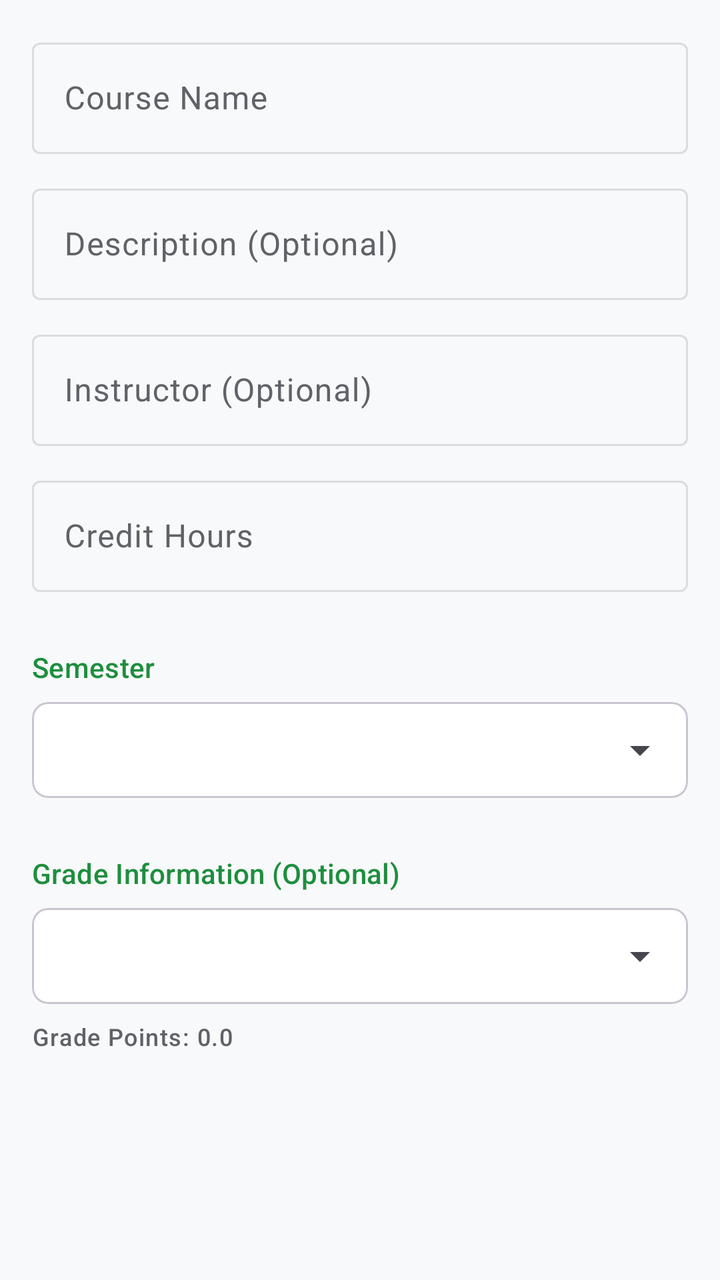
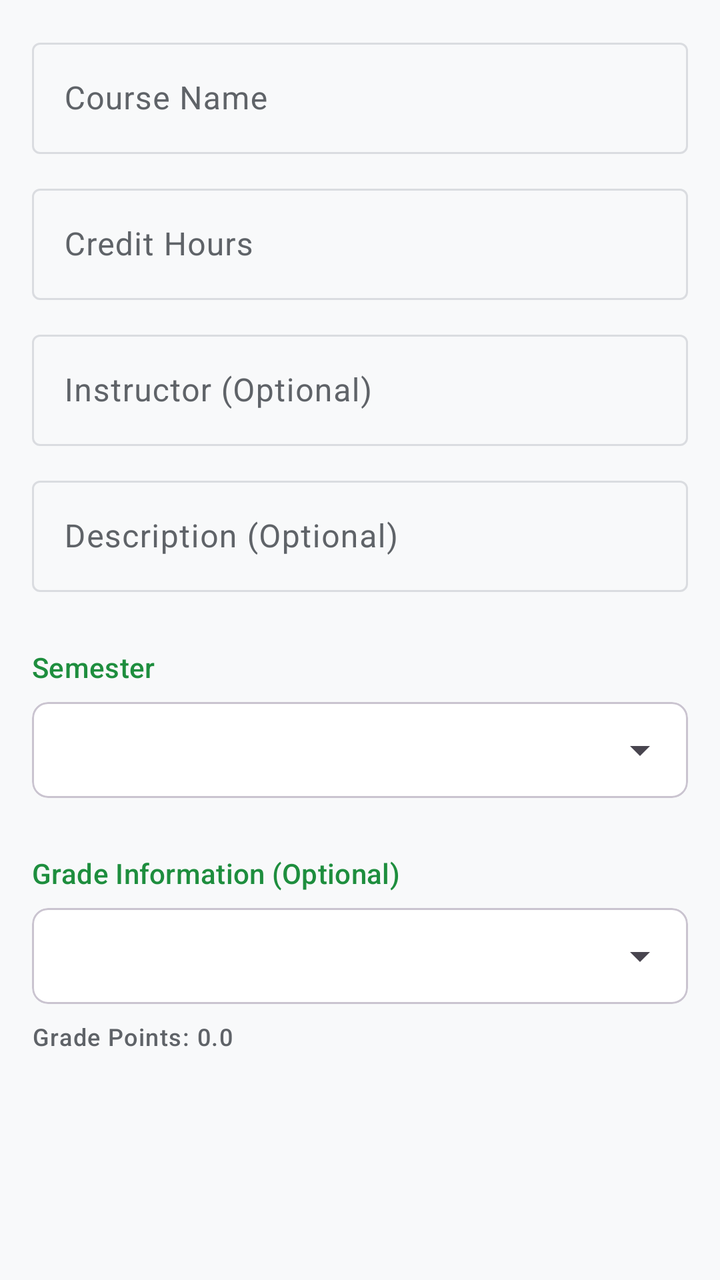

Before-and-after screenshots of an Android layout around one commit, followed by the original layout XML and the change that was made.
<!-- AndroidManifest.xml: application theme Theme.Studbuddy -->
<!-- res/layout/dialog_add_course.xml -->
<?xml version="1.0" encoding="utf-8"?>
<LinearLayout xmlns:android="http://schemas.android.com/apk/res/android"
    xmlns:app="http://schemas.android.com/apk/res-auto"
    android:layout_width="match_parent"
    android:layout_height="wrap_content"
    android:orientation="vertical"
    android:padding="16dp">

    <com.google.android.material.textfield.TextInputLayout
        android:layout_width="match_parent"
        android:layout_height="wrap_content"
        android:hint="Course Name"
        style="@style/Widget.Material3.TextInputLayout.OutlinedBox"
        android:layout_marginBottom="12dp">

        <com.google.android.material.textfield.TextInputEditText
            android:id="@+id/etCourseName"
            android:layout_width="match_parent"
            android:layout_height="wrap_content"
            android:inputType="textCapWords" />
    </com.google.android.material.textfield.TextInputLayout>

    <com.google.android.material.textfield.TextInputLayout
        android:layout_width="match_parent"
        android:layout_height="wrap_content"
        android:hint="Description (Optional)"
        style="@style/Widget.Material3.TextInputLayout.OutlinedBox"
        android:layout_marginBottom="12dp">

        <com.google.android.material.textfield.TextInputEditText
            android:id="@+id/etDescription"
            android:layout_width="match_parent"
            android:layout_height="wrap_content"
            android:inputType="textMultiLine" />
    </com.google.android.material.textfield.TextInputLayout>

    <com.google.android.material.textfield.TextInputLayout
        android:layout_width="match_parent"
        android:layout_height="wrap_content"
        android:hint="Instructor (Optional)"
        style="@style/Widget.Material3.TextInputLayout.OutlinedBox"
        android:layout_marginBottom="12dp">

        <com.google.android.material.textfield.TextInputEditText
            android:id="@+id/etInstructor"
            android:layout_width="match_parent"
            android:layout_height="wrap_content"
            android:inputType="textPersonName" />
    </com.google.android.material.textfield.TextInputLayout>

    <com.google.android.material.textfield.TextInputLayout
        android:layout_width="match_parent"
        android:layout_height="wrap_content"
        android:hint="Credit Hours"
        style="@style/Widget.Material3.TextInputLayout.OutlinedBox"
        android:layout_marginBottom="12dp">

        <com.google.android.material.textfield.TextInputEditText
            android:id="@+id/etCredits"
            android:layout_width="match_parent"
            android:layout_height="wrap_content"
            android:inputType="number" />
    </com.google.android.material.textfield.TextInputLayout>

    <TextView
        android:layout_width="wrap_content"
        android:layout_height="wrap_content"
        android:text="Semester"
        android:textAppearance="?attr/textAppearanceTitleSmall"
        android:textColor="?attr/colorPrimary"
        android:layout_marginTop="16dp"
        android:layout_marginBottom="8dp"/>

    <com.google.android.material.card.MaterialCardView
        android:layout_width="match_parent"
        android:layout_height="wrap_content"
        style="?attr/materialCardViewOutlinedStyle"
        app:cardCornerRadius="8dp"
        android:layout_marginBottom="12dp">

        <Spinner
            android:id="@+id/spinnerSemester"
            android:layout_width="match_parent"
            android:layout_height="wrap_content"
            android:minHeight="48dp" />
    </com.google.android.material.card.MaterialCardView>

    <TextView
        android:layout_width="wrap_content"
        android:layout_height="wrap_content"
        android:text="Grade Information (Optional)"
        android:textAppearance="?attr/textAppearanceTitleSmall"
        android:textColor="?attr/colorPrimary"
        android:layout_marginTop="16dp"
        android:layout_marginBottom="8dp"/>

    <com.google.android.material.card.MaterialCardView
        android:layout_width="match_parent"
        android:layout_height="wrap_content"
        style="?attr/materialCardViewOutlinedStyle"
        app:cardCornerRadius="8dp">

        <Spinner
            android:id="@+id/spinnerGrade"
            android:layout_width="match_parent"
            android:layout_height="wrap_content"
            android:minHeight="48dp" />
    </com.google.android.material.card.MaterialCardView>

    <TextView
        android:id="@+id/tvGradePointsDisplay"
        android:layout_width="match_parent"
        android:layout_height="wrap_content"
        android:layout_marginTop="8dp"
        android:textAppearance="?attr/textAppearanceLabelMedium"
        android:textColor="?attr/colorOnSurfaceVariant"
        android:text="Grade Points: 0.0" />

</LinearLayout>
<!-- resources referenced by this layout -->
<resources>
  <style name="Theme.Studbuddy" parent="Theme.Material3.DayNight.NoActionBar">
          
          <item name="colorPrimary">@color/md_theme_light_primary</item>
          <item name="colorOnPrimary">@color/md_theme_light_onPrimary</item>
          <item name="colorPrimaryContainer">@color/md_theme_light_primaryContainer</item>
          <item name="colorOnPrimaryContainer">@color/md_theme_light_onPrimaryContainer</item>
          <item name="colorSecondary">@color/md_theme_light_secondary</item>
          <item name="colorOnSecondary">@color/md_theme_light_onSecondary</item>
          <item name="colorSecondaryContainer">@color/md_theme_light_secondaryContainer</item>
          <item name="colorOnSecondaryContainer">@color/md_theme_light_onSecondaryContainer</item>
          <item name="colorTertiary">@color/md_theme_light_tertiary</item>
          <item name="colorOnTertiary">@color/md_theme_light_onTertiary</item>
          <item name="colorTertiaryContainer">@color/md_theme_light_tertiaryContainer</item>
          <item name="colorOnTertiaryContainer">@color/md_theme_light_onTertiaryContainer</item>
          <item name="colorError">@color/md_theme_light_error</item>
          <item name="colorOnError">@color/md_theme_light_onError</item>
          <item name="colorErrorContainer">@color/md_theme_light_errorContainer</item>
          <item name="colorOnErrorContainer">@color/md_theme_light_onErrorContainer</item>
          <item name="android:windowBackground">@color/md_theme_light_background</item>
          <item name="colorOutline">@color/md_theme_light_outline</item>
          <item name="colorSurfaceVariant">@color/md_theme_light_surfaceVariant</item>
          <item name="colorOnSurfaceVariant">@color/md_theme_light_onSurfaceVariant</item>
          <item name="colorSurface">@color/md_theme_light_surface</item>
          <item name="colorOnSurface">@color/md_theme_light_onSurface</item>
  
          
          <item name="headerBackground">?attr/colorSurface</item>
          <item name="headerTextColor">?attr/colorOnSurface</item>
  
          
          <item name="materialCardViewStyle">@style/Widget.Material3.CardView.Outlined</item>
      </style>
  <color name="md_theme_light_primary">#1E8E3E</color>
  <color name="md_theme_light_onPrimary">#FFFFFF</color>
  <color name="md_theme_light_primaryContainer">#E6F4EA</color>
  <color name="md_theme_light_onPrimaryContainer">#0D652D</color>
  <color name="md_theme_light_secondary">#5F6368</color>
  <color name="md_theme_light_onSecondary">#FFFFFF</color>
  <color name="md_theme_light_secondaryContainer">#E8EAED</color>
  <color name="md_theme_light_onSecondaryContainer">#202124</color>
  <color name="md_theme_light_tertiary">#1967D2</color>
  <color name="md_theme_light_onTertiary">#FFFFFF</color>
  <color name="md_theme_light_tertiaryContainer">#E8F0FE</color>
  <color name="md_theme_light_onTertiaryContainer">#174EA6</color>
  <color name="md_theme_light_error">#D93025</color>
  <color name="md_theme_light_onError">#FFFFFF</color>
  <color name="md_theme_light_errorContainer">#FCE8E6</color>
  <color name="md_theme_light_onErrorContainer">#A50E0E</color>
  <color name="md_theme_light_background">#F8F9FA</color>
  <color name="md_theme_light_outline">#DADCE0</color>
  <color name="md_theme_light_surfaceVariant">#F1F3F4</color>
  <color name="md_theme_light_onSurfaceVariant">#5F6368</color>
  <color name="md_theme_light_surface">#FFFFFF</color>
  <color name="md_theme_light_onSurface">#202124</color>
</resources>

<!-- the commit's change to res/layout/dialog_add_course.xml (unified diff, before → after) -->
@@ -1,119 +1,128 @@
 <?xml version="1.0" encoding="utf-8"?>
-<LinearLayout xmlns:android="http://schemas.android.com/apk/res/android"
+<ScrollView xmlns:android="http://schemas.android.com/apk/res/android"
     xmlns:app="http://schemas.android.com/apk/res-auto"
     android:layout_width="match_parent"
-    android:layout_height="wrap_content"
-    android:orientation="vertical"
-    android:padding="16dp">
+    android:layout_height="wrap_content">
 
-    <com.google.android.material.textfield.TextInputLayout
+    <LinearLayout
         android:layout_width="match_parent"
         android:layout_height="wrap_content"
-        android:hint="Course Name"
-        style="@style/Widget.Material3.TextInputLayout.OutlinedBox"
-        android:layout_marginBottom="12dp">
+        android:orientation="vertical"
+        android:padding="16dp">
 
-        <com.google.android.material.textfield.TextInputEditText
-            android:id="@+id/etCourseName"
+        <com.google.android.material.textfield.TextInputLayout
+            android:id="@+id/tilCourseName"
             android:layout_width="match_parent"
             android:layout_height="wrap_content"
-            android:inputType="textCapWords" />
-    </com.google.android.material.textfield.TextInputLayout>
+            android:hint="Course Name"
+            style="@style/Widget.Material3.TextInputLayout.OutlinedBox"
+            android:layout_marginBottom="12dp">
 
-    <com.google.android.material.textfield.TextInputLayout
-        android:layout_width="match_parent"
-        android:layout_height="wrap_content"
-        android:hint="Description (Optional)"
-        style="@style/Widget.Material3.TextInputLayout.OutlinedBox"
-        android:layout_marginBottom="12dp">
+            <com.google.android.material.textfield.TextInputEditText
+                android:id="@+id/etCourseName"
+                android:layout_width="match_parent"
+                android:layout_height="wrap_content"
+                android:inputType="textCapWords" />
+        </com.google.android.material.textfield.TextInputLayout>
 
-        <com.google.android.material.textfield.TextInputEditText
-            android:id="@+id/etDescription"
+        <com.google.android.material.textfield.TextInputLayout
+            android:id="@+id/tilCredits"
             android:layout_width="match_parent"
             android:layout_height="wrap_content"
-            android:inputType="textMultiLine" />
-    </com.google.android.material.textfield.TextInputLayout>
+            android:hint="Credit Hours"
+            style="@style/Widget.Material3.TextInputLayout.OutlinedBox"
+            android:layout_marginBottom="12dp">
 
-    <com.google.android.material.textfield.TextInputLayout
-        android:layout_width="match_parent"
-        android:layout_height="wrap_content"
-        android:hint="Instructor (Optional)"
-        style="@style/Widget.Material3.TextInputLayout.OutlinedBox"
-        android:layout_marginBottom="12dp">
+            <com.google.android.material.textfield.TextInputEditText
+                android:id="@+id/etCredits"
+                android:layout_width="match_parent"
+                android:layout_height="wrap_content"
+                android:inputType="number" />
+        </com.google.android.material.textfield.TextInputLayout>
 
-        <com.google.android.material.textfield.TextInputEditText
-            android:id="@+id/etInstructor"
+        <com.google.android.material.textfield.TextInputLayout
             android:layout_width="match_parent"
             android:layout_height="wrap_content"
-            android:inputType="textPersonName" />
-    </com.google.android.material.textfield.TextInputLayout>
+            android:hint="Instructor (Optional)"
+            style="@style/Widget.Material3.TextInputLayout.OutlinedBox"
+            android:layout_marginBottom="12dp">
 
-    <com.google.android.material.textfield.TextInputLayout
-        android:layout_width="match_parent"
-        android:layout_height="wrap_content"
-        android:hint="Credit Hours"
-        style="@style/Widget.Material3.TextInputLayout.OutlinedBox"
-        android:layout_marginBottom="12dp">
+            <com.google.android.material.textfield.TextInputEditText
+                android:id="@+id/etInstructor"
+                android:layout_width="match_parent"
+                android:layout_height="wrap_content"
+                android:inputType="textPersonName" />
+        </com.google.android.material.textfield.TextInputLayout>
 
-        <com.google.android.material.textfield.TextInputEditText
-            android:id="@+id/etCredits"
+        <com.google.android.material.textfield.TextInputLayout
             android:layout_width="match_parent"
             android:layout_height="wrap_content"
-            android:inputType="number" />
-    </com.google.android.material.textfield.TextInputLayout>
+            android:hint="Description (Optional)"
+            style="@style/Widget.Material3.TextInputLayout.OutlinedBox"
+            android:layout_marginBottom="12dp">
 
-    <TextView
-        android:layout_width="wrap_content"
-        android:layout_height="wrap_content"
-        android:text="Semester"
-        android:textAppearance="?attr/textAppearanceTitleSmall"
-        android:textColor="?attr/colorPrimary"
-        android:layout_marginTop="16dp"
-        android:layout_marginBottom="8dp"/>
+            <com.google.android.material.textfield.TextInputEditText
+                android:id="@+id/etDescription"
+                android:layout_width="match_parent"
+                android:layout_height="wrap_content"
+                android:inputType="textMultiLine" />
+        </com.google.android.material.textfield.TextInputLayout>
 
-    <com.google.android.material.card.MaterialCardView
-        android:layout_width="match_parent"
-        android:layout_height="wrap_content"
-        style="?attr/materialCardViewOutlinedStyle"
-        app:cardCornerRadius="8dp"
-        android:layout_marginBottom="12dp">
+        <TextView
+            android:id="@+id/tvSemesterLabel"
+            android:layout_width="wrap_content"
+            android:layout_height="wrap_content"
+            android:text="Semester"
+            android:textAppearance="?attr/textAppearanceTitleSmall"
+            android:textColor="?attr/colorPrimary"
+            android:layout_marginTop="16dp"
+            android:layout_marginBottom="8dp"/>
 
-        <Spinner
-            android:id="@+id/spinnerSemester"
+        <com.google.android.material.card.MaterialCardView
+            android:id="@+id/cardSemester"
             android:layout_width="match_parent"
             android:layout_height="wrap_content"
-            android:minHeight="48dp" />
-    </com.google.android.material.card.MaterialCardView>
+            style="?attr/materialCardViewOutlinedStyle"
+            app:cardCornerRadius="8dp"
+            android:layout_marginBottom="12dp">
 
-    <TextView
-        android:layout_width="wrap_content"
-        android:layout_height="wrap_content"
-        android:text="Grade Information (Optional)"
-        android:textAppearance="?attr/textAppearanceTitleSmall"
-        android:textColor="?attr/colorPrimary"
-        android:layout_marginTop="16dp"
-        android:layout_marginBottom="8dp"/>
+            <Spinner
+                android:id="@+id/spinnerSemester"
+                android:layout_width="match_parent"
+                android:layout_height="wrap_content"
+                android:minHeight="48dp" />
+        </com.google.android.material.card.MaterialCardView>
 
-    <com.google.android.material.card.MaterialCardView
-        android:layout_width="match_parent"
-        android:layout_height="wrap_content"
-        style="?attr/materialCardViewOutlinedStyle"
-        app:cardCornerRadius="8dp">
+        <TextView
+            android:layout_width="wrap_content"
+            android:layout_height="wrap_content"
+            android:text="Grade Information (Optional)"
+            android:textAppearance="?attr/textAppearanceTitleSmall"
+            android:textColor="?attr/colorPrimary"
+            android:layout_marginTop="16dp"
+            android:layout_marginBottom="8dp"/>
 
-        <Spinner
-            android:id="@+id/spinnerGrade"
+        <com.google.android.material.card.MaterialCardView
             android:layout_width="match_parent"
             android:layout_height="wrap_content"
-            android:minHeight="48dp" />
-    </com.google.android.material.card.MaterialCardView>
+            style="?attr/materialCardViewOutlinedStyle"
+            app:cardCornerRadius="8dp">
 
-    <TextView
-        android:id="@+id/tvGradePointsDisplay"
-        android:layout_width="match_parent"
-        android:layout_height="wrap_content"
-        android:layout_marginTop="8dp"
-        android:textAppearance="?attr/textAppearanceLabelMedium"
-        android:textColor="?attr/colorOnSurfaceVariant"
-        android:text="Grade Points: 0.0" />
+            <Spinner
+                android:id="@+id/spinnerGrade"
+                android:layout_width="match_parent"
+                android:layout_height="wrap_content"
+                android:minHeight="48dp" />
+        </com.google.android.material.card.MaterialCardView>
 
-</LinearLayout>
+        <TextView
+            android:id="@+id/tvGradePointsDisplay"
+            android:layout_width="match_parent"
+            android:layout_height="wrap_content"
+            android:layout_marginTop="8dp"
+            android:textAppearance="?attr/textAppearanceLabelMedium"
+            android:textColor="?attr/colorOnSurfaceVariant"
+            android:text="Grade Points: 0.0" />
+
+    </LinearLayout>
+</ScrollView>
